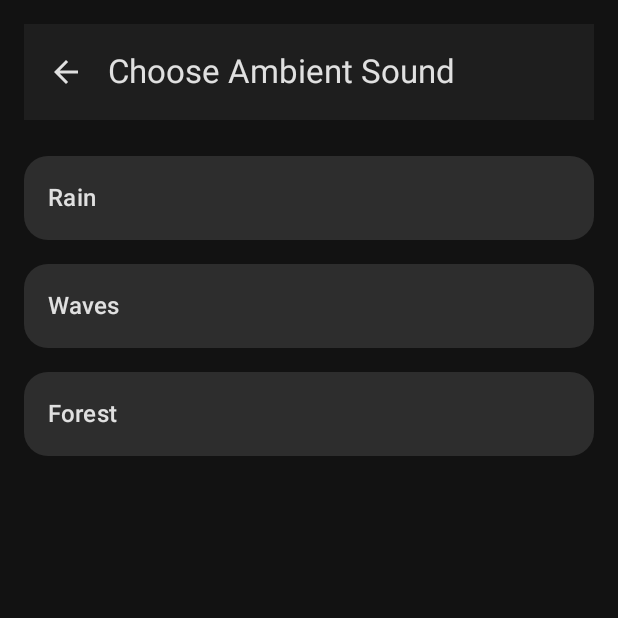
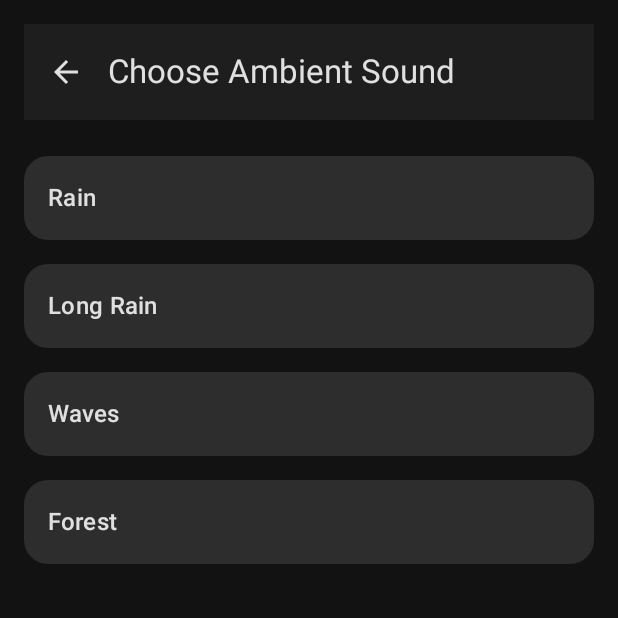
Before and after one commit to malik0011/BackTune, an Android app built with Jetpack Compose: the sound_selection screen opened through its navigation route, on a phone screen of 412 x 824 dp, the top half of it. Run offline under Robolectric (Android 15) with nearby library versions, the phone set to English and light mode, and no system bars; our stand-ins replace Dagger/Hilt's generated code.

Commit message:
added a new song

```diff
--- a/app/src/main/java/com/example/backtune/ui/screens/PlayerScreen.kt
+++ b/app/src/main/java/com/example/backtune/ui/screens/PlayerScreen.kt
@@ -304,6 +304,7 @@ private fun SoundItem(
 ) {
     val icon = when (sound.id) {
         "rain" -> R.drawable.ic_rain
+        "long_rain" -> R.drawable.ic_long_rain
         "waves" -> R.drawable.ic_waves
         "forest" -> R.drawable.ic_forest
         else -> R.drawable.ic_music
--- a/app/src/main/java/com/example/backtune/viewmodel/MainViewModel.kt
+++ b/app/src/main/java/com/example/backtune/viewmodel/MainViewModel.kt
@@ -33,6 +33,7 @@ class MainViewModel @Inject constructor(
     // Available sounds - make sure these match your raw resource names exactly
     val availableSounds = listOf(
         AmbientSound("rain", "Rain", "rain_sound"), // Update to match your actual resource name
+        AmbientSound("long_rain", "Long Rain", "long_rain_sound"), // Update to match your actual resource name
         AmbientSound("waves", "Waves", "waves_sound"), // Update to match your actual resource name
         AmbientSound("forest", "Forest", "forest_sound") // Update to match your actual resource name
     )
```
Also changed, not shown: app/src/main/res/drawable/ic_long_rain.png (added), 1 other file.
